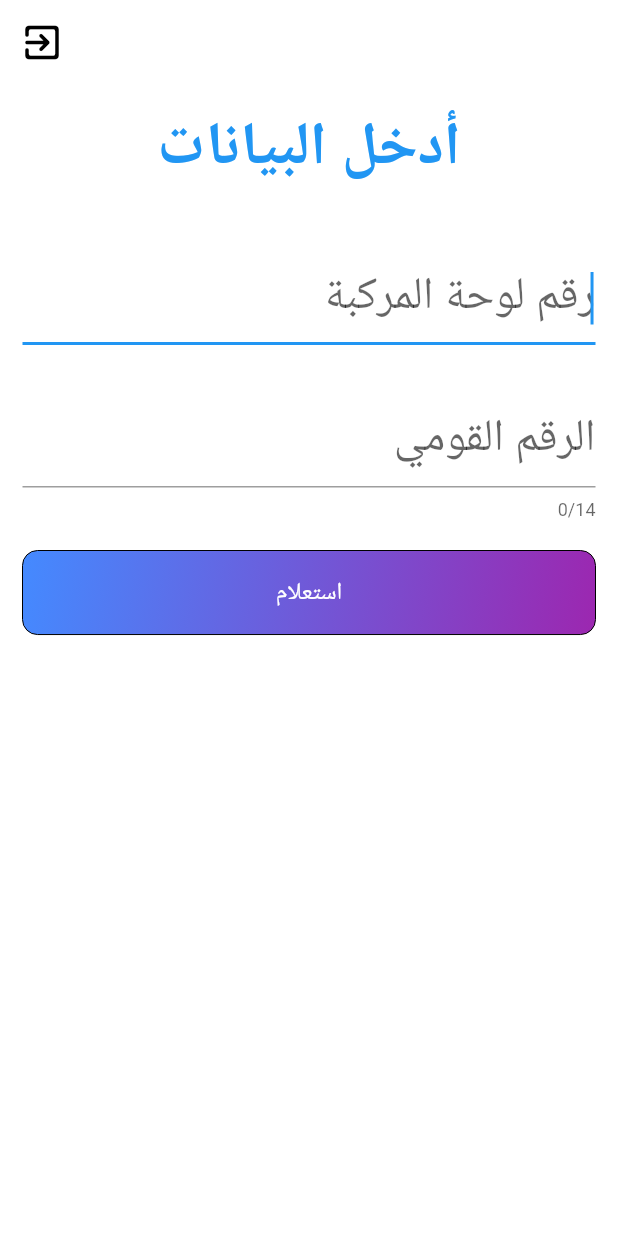
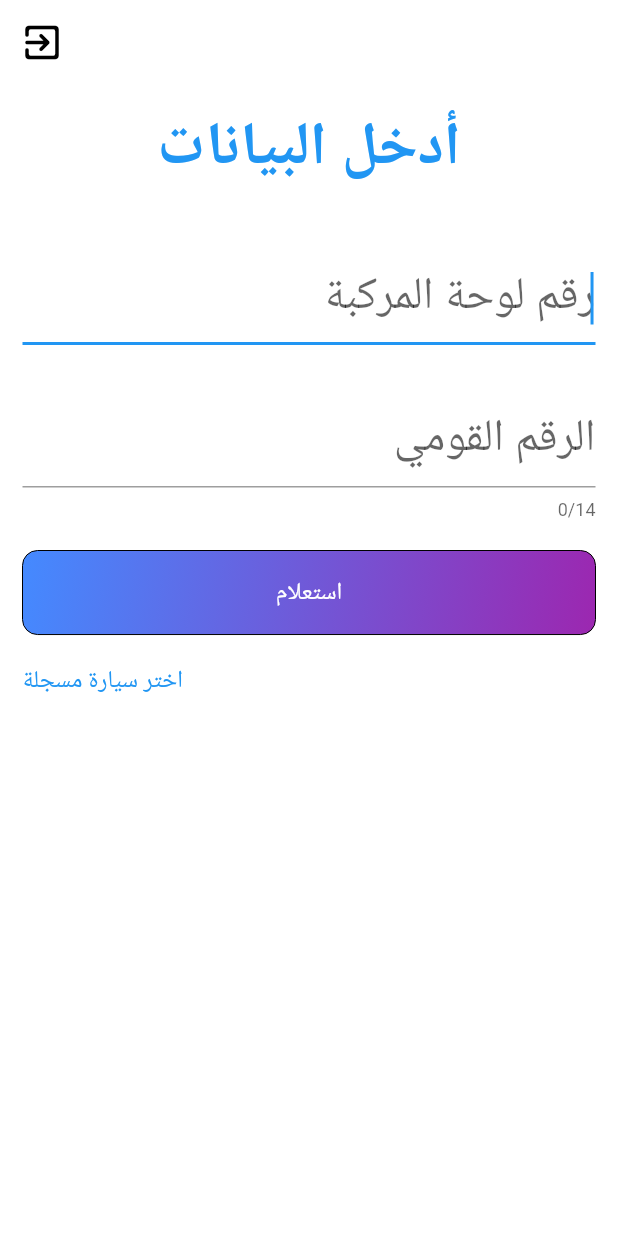
Before and after one commit to omar11698/highway_gates, a Flutter app: the VehicleIdScreen screen opened by its route, on a phone screen of 412 x 824 dp. Run offline on Flutter 3.47's test engine with Material 2 defaults, Android fonts, the phone set to English and light mode, and no system bars; our stand-ins replace bloc, camera, cloud_firestore, dartz, date_time_picker, equatable and 8 more; missing offline and left inert: datepicker_dropdown, flutter_facebook_auth; accounts and stored records are empty.

Commit message:
last commit

```diff
--- a/lib/Traffic_Contraventions_feature/domain/entities/vehicle_entity.dart
+++ b/lib/Traffic_Contraventions_feature/domain/entities/vehicle_entity.dart
@@ -1,6 +1,7 @@
 class Vehicle{
+  final int id;
   String platteNumber;
   String ownerNationalID;
   String gharama;
-  Vehicle({required this.platteNumber, required this.ownerNationalID, required this.gharama});
+  Vehicle( {required this.platteNumber, required this.ownerNationalID, required this.gharama, required this.id,});
 }
--- a/lib/Traffic_Contraventions_feature/presentation/pages/vechile_id_screen.dart
+++ b/lib/Traffic_Contraventions_feature/presentation/pages/vechile_id_screen.dart
@@ -178,6 +178,12 @@ class _VehicleIdScreenState extends State<VehicleIdScreen> {
                         }
 
                       }),
+                  const SizedBox(
+                    height: 20,
+                  ),
+                   InkWell( onTap:(){
+                     Navigator.pushNamed(context, myVehicleListRoute);
+                   },child: Align(alignment:Alignment.centerLeft,child: Text("اختر سيارة مسجلة",style: TextStyle(color: Colors.blue,fontSize: 16),)))
                 ],
               ),
             ),
--- a/lib/main.dart
+++ b/lib/main.dart
@@ -32,7 +32,7 @@ class MyApp extends StatelessWidget {
       child: MaterialApp(
         debugShowCheckedModeBanner: false,
         onGenerateRoute: NavigationRouter.generateRoute,
-        initialRoute: myVehicleListRoute,
+        initialRoute: splashRoute,
         title: 'Highway Gates',
         theme: ThemeData(
           primarySwatch: Colors.blue,
```
Also changed, not shown: lib/Traffic_Contraventions_feature/presentation/pages/my_vechiles_screen.dart (+7 -4 lines).
